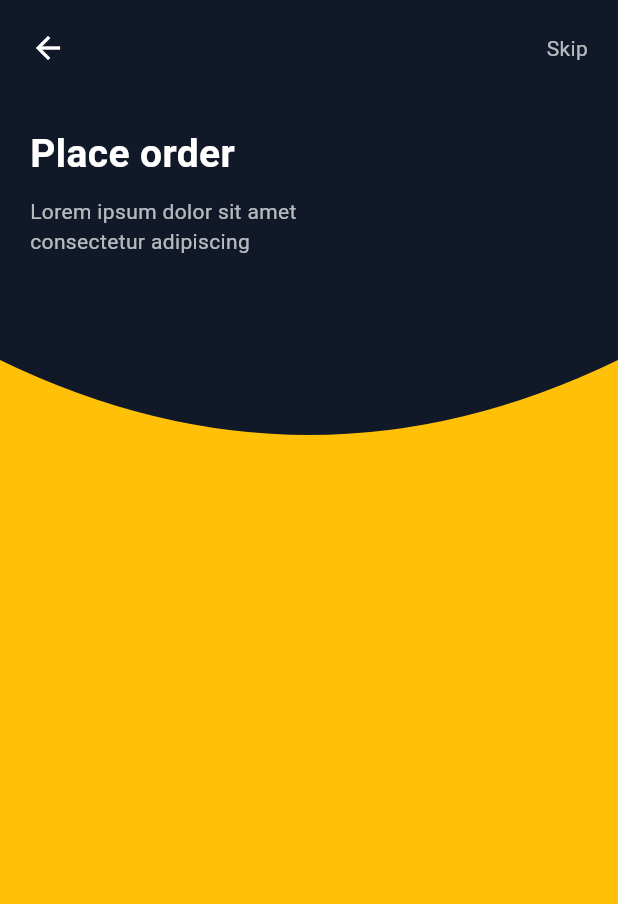
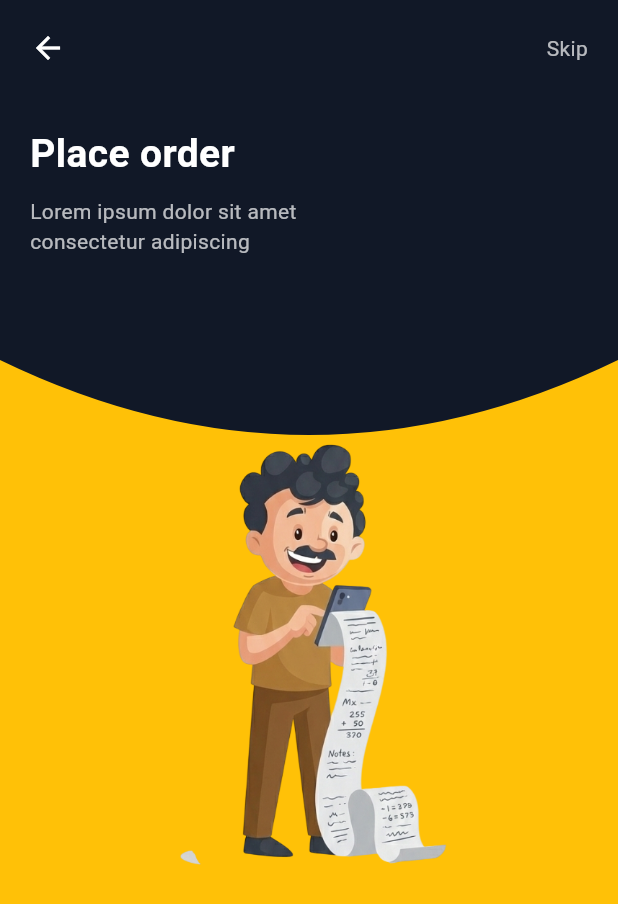
Before and after one commit to dwiilhammaulana/UAS_Mobile_App, a Flutter app: the screen it shows after launch, on a phone screen of 412 x 824 dp. Shown: the top 904 px of the screen. Run offline on Flutter 3.47's test engine with Material 3 defaults, Android fonts, the phone set to English and light mode, and no system bars.

Commit message:
membuat spash_screen3 tahap 4 menambahkan gambar

```diff
--- a/lib/page/splash_screen3.dart
+++ b/lib/page/splash_screen3.dart
@@ -54,6 +54,19 @@ const Text(
   "Lorem ipsum dolor sit amet\nconsectetur adipiscing",
   style: TextStyle(color: Colors.white70, fontSize: 14),
 ),
+const SizedBox(height: 30),
+Expanded(
+  child: Align(
+    alignment: Alignment.topCenter,
+    child: FractionallySizedBox(
+      widthFactor: 0.9,
+      child: Image.asset(
+        'assets/images/3.png',
+        fit: BoxFit.contain,
+      ),
+    ),
+  ),
+),
       ],
     ),
   ),
```
Also changed, not shown: pubspec.yaml (+4 -4 lines), assets/images/1.png (added), assets/images/2.png (added), assets/images/3.png (added).
